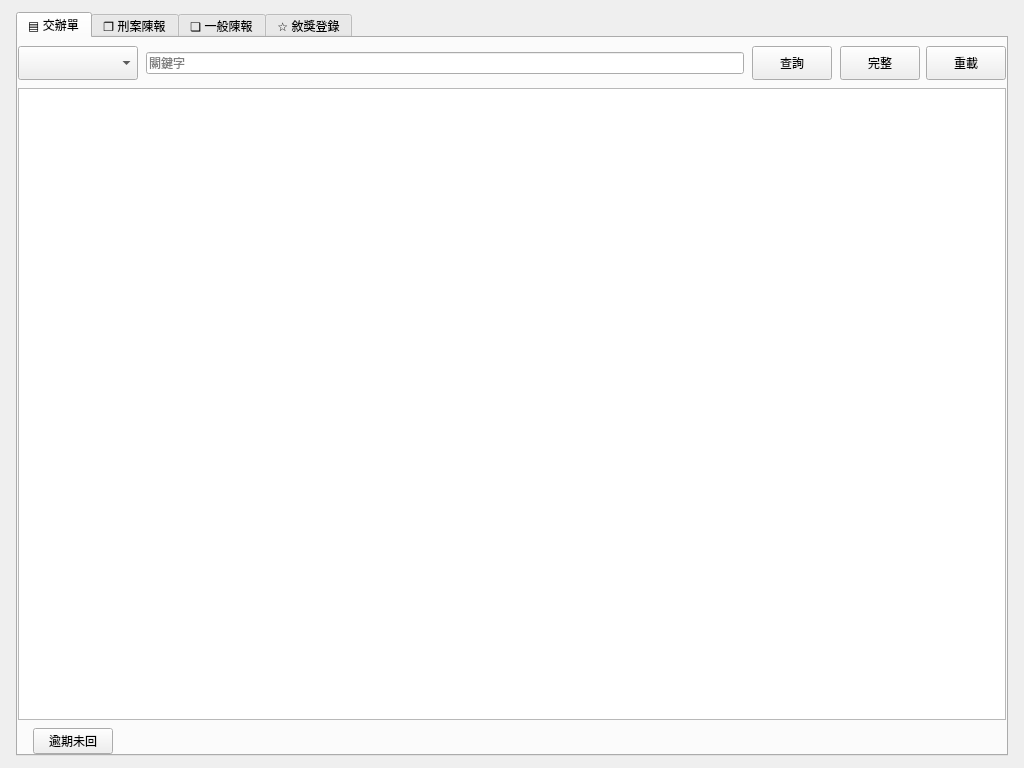
Qt form layouts/Layout5.ui (jerrygskk/PoliceDocSys) before a commit.
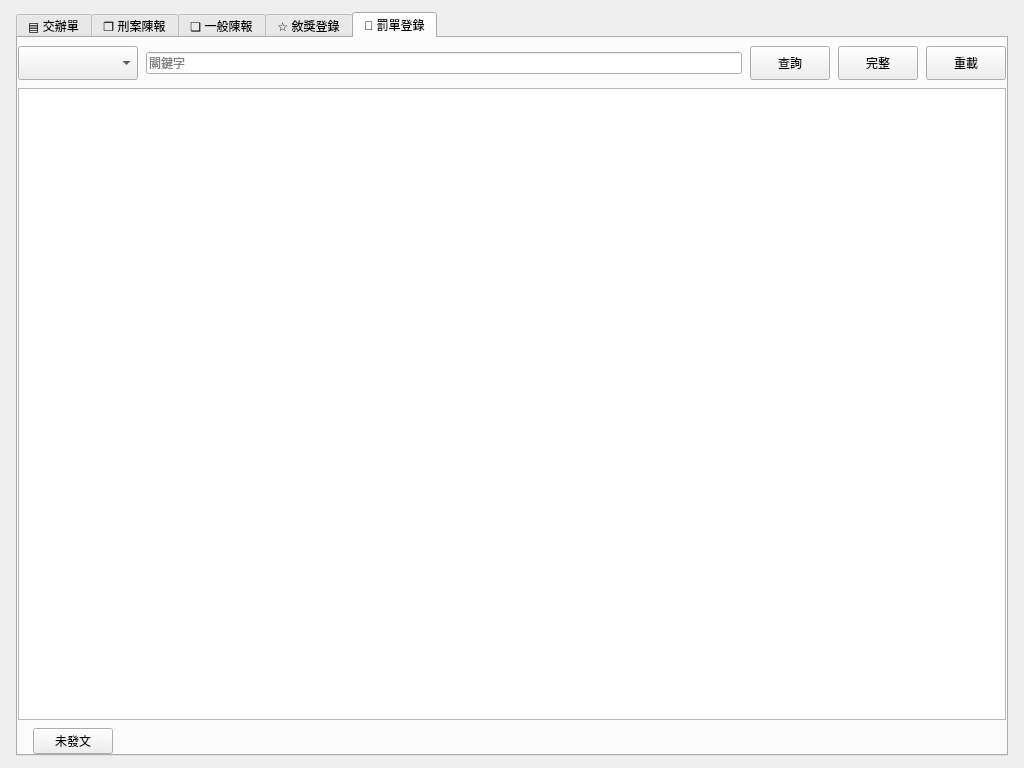
The same form after that commit. The open tabs and pages were chosen to show the change.

Commit message: feat(ticket): 新增罰單登錄（第 5 張公文表）並修補敘獎降權破口

What changed in the file:
```diff
--- a/layouts/Layout5.ui
+++ b/layouts/Layout5.ui
@@ -261,6 +261,23 @@
         <item><layout class="QHBoxLayout" name="reward_foot"><item><widget class="QLabel" name="reward_count"><property name="text"><string/></property></widget></item><item><spacer name="reward_spacer"><property name="orientation"><enum>Qt::Horizontal</enum></property><property name="sizeHint" stdset="0"><size><width>40</width><height>20</height></size></property></spacer></item><item><widget class="QLabel" name="reward_hint"><property name="text"><string/></property></widget></item></layout></item>
        </layout>
       </widget>
+      <widget class="QWidget" name="page_ticket">
+       <attribute name="title"><string>🎫 罰單登錄</string></attribute>
+       <layout class="QVBoxLayout" name="ticket_layout">
+        <property name="spacing"><number>8</number></property>
+        <property name="leftMargin"><number>0</number></property><property name="topMargin"><number>8</number></property>
+        <property name="rightMargin"><number>0</number></property><property name="bottomMargin"><number>0</number></property>
+        <item><layout class="QHBoxLayout" name="ticket_filter"><property name="spacing"><number>8</number></property>
+         <item><widget class="QComboBox" name="ticket_scope"><property name="minimumSize"><size><width>120</width><height>34</height></size></property></widget></item>
+         <item><widget class="QLineEdit" name="ticket_kw"><property name="minimumHeight"><number>34</number></property><property name="placeholderText"><string>關鍵字</string></property><property name="clearButtonEnabled"><bool>true</bool></property></widget></item>
+         <item><widget class="QPushButton" name="ticket_search"><property name="minimumSize"><size><width>80</width><height>34</height></size></property><property name="text"><string>查詢</string></property></widget></item>
+         <item><widget class="QPushButton" name="ticket_seg_full"><property name="minimumSize"><size><width>76</width><height>34</height></size></property><property name="text"><string>完整</string></property><property name="checkable"><bool>true</bool></property></widget></item>
+         <item><widget class="QPushButton" name="ticket_reload"><property name="minimumSize"><size><width>76</width><height>34</height></size></property><property name="text"><string>重載</string></property><property name="toolTip"><string>強制重新載入此表全部資料</string></property></widget></item>
+        </layout></item>
+        <item><widget class="QTableWidget" name="ticket_table"/></item>
+        <item><layout class="QHBoxLayout" name="ticket_foot"><item><widget class="QLabel" name="ticket_count"><property name="text"><string/></property></widget></item><item><widget class="QPushButton" name="ticket_overdue"><property name="text"><string>未發文</string></property><property name="checkable"><bool>true</bool></property><property name="minimumSize"><size><width>0</width><height>26</height></size></property><property name="maximumSize"><size><width>88</width><height>26</height></size></property><property name="cursor"><cursorShape>PointingHandCursor</cursorShape></property></widget></item><item><spacer name="ticket_spacer"><property name="orientation"><enum>Qt::Horizontal</enum></property><property name="sizeHint" stdset="0"><size><width>40</width><height>20</height></size></property></spacer></item><item><widget class="QLabel" name="ticket_hint"><property name="text"><string/></property></widget></item></layout></item>
+       </layout>
+      </widget>
      </widget>
     </item>
    </layout>
```
The commit also changes 51 other files.
